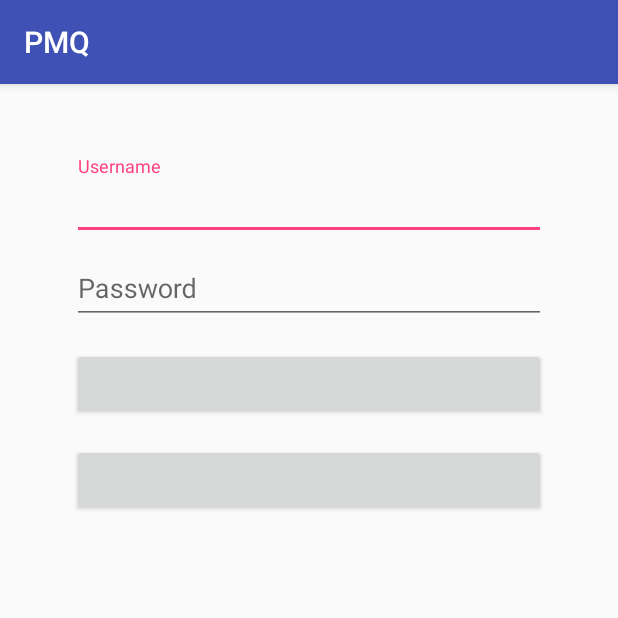
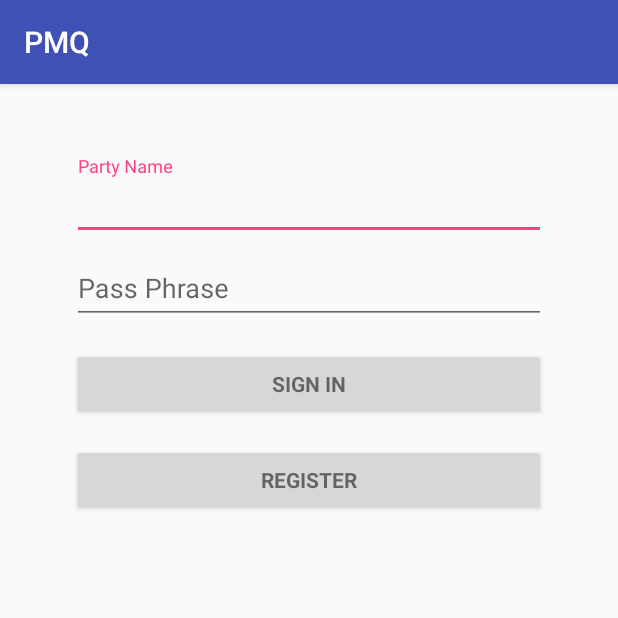
Before and after one commit to kcnklub/PMQ, an Android app: the SignInActivity screen opened directly, with no data from a screen before it, on a phone screen of 412 x 824 dp, the top half of it. Run offline under Robolectric (Android 15) with nearby library versions, the phone set to English and light mode, and no system bars.

```diff
--- a/app/src/main/AndroidManifest.xml
+++ b/app/src/main/AndroidManifest.xml
@@ -3,6 +3,7 @@
     package="com.music.party.pmq">
 
     <application
+        android:name=".MyApplication"
         android:allowBackup="true"
         android:icon="@mipmap/ic_launcher"
         android:label="@string/app_name"
--- a/app/src/main/java/com/music/party/pmq/MainActivity.kt
+++ b/app/src/main/java/com/music/party/pmq/MainActivity.kt
@@ -2,11 +2,16 @@ package com.music.party.pmq
 
 import android.support.v7.app.AppCompatActivity
 import android.os.Bundle
+import com.music.party.pmq.models.PartyQueue
+import java.util.*
 
 class MainActivity : AppCompatActivity() {
 
     override fun onCreate(savedInstanceState: Bundle?) {
         super.onCreate(savedInstanceState)
         setContentView(R.layout.activity_main)
+
+
+
     }
 }
--- a/app/src/main/java/com/music/party/pmq/SignInActivity.kt
+++ b/app/src/main/java/com/music/party/pmq/SignInActivity.kt
@@ -16,8 +16,8 @@ class SignInActivity : AppCompatActivity() {
         super.onCreate(savedInstanceState)
         setContentView(R.layout.activity_sign_in)
 
-        var username:AutoCompleteTextView = findViewById(R.id.username_signin)
-        var password:EditText = findViewById(R.id.password_signin)
+        //var username:AutoCompleteTextView = findViewById(R.id.username_signin)
+        //var password:EditText = findViewById(R.id.password_signin)
         val signInButton:Button = findViewById(R.id.signin_button)
         val registerButton:Button = findViewById(R.id.register_button)
 
--- a/app/src/main/res/layout/activity_sign_in.xml
+++ b/app/src/main/res/layout/activity_sign_in.xml
@@ -4,16 +4,6 @@
     android:layout_width="match_parent"
     android:layout_height="match_parent"
     android:gravity="center_horizontal">
-
-    <ProgressBar
-        android:id="@+id/sign_in_progress"
-        style="?android:attr/progressBarStyleLarge"
-        android:layout_width="wrap_content"
-        android:layout_height="wrap_content"
-        android:layout_centerInParent="true"
-        android:layout_marginBottom="8dp"
-        android:visibility="gone"
-        tools:visibility="visible" />
 
     <ScrollView
         android:id="@+id/sign_in_form"
@@ -39,12 +29,14 @@
                     android:id="@+id/username_signin"
                     android:layout_width="match_parent"
                     android:layout_height="wrap_content"
-                    android:hint="@string/prompt_username"
+                    android:hint="@string/prompt_party_name"
                     android:inputType="textAutoComplete"
                     android:maxLines="1"
                     android:singleLine="true" />
 
             </android.support.design.widget.TextInputLayout>
+
+
 
             <android.support.design.widget.TextInputLayout
                 android:layout_width="match_parent"
@@ -54,14 +46,17 @@
                     android:id="@+id/password_signin"
                     android:layout_width="match_parent"
                     android:layout_height="wrap_content"
-                    android:hint="@string/prompt_password"
+                    android:hint="@string/prompt_pass_phrase"
                     android:imeActionLabel="@string/action_log_in_short"
                     android:imeOptions="actionUnspecified"
                     android:inputType="textPassword"
                     android:maxLines="1"
+                    android:selectAllOnFocus="false"
                     android:singleLine="true" />
 
             </android.support.design.widget.TextInputLayout>
+
+
 
             <Button
                 android:id="@+id/signin_button"
@@ -69,7 +64,8 @@
                 android:layout_width="match_parent"
                 android:layout_height="wrap_content"
                 android:layout_marginTop="16dp"
-                android:textStyle="bold" />
+                android:textStyle="bold"
+                android:text="Sign In"/>
 
             <Button
                 android:id="@+id/register_button"
@@ -77,7 +73,8 @@
                 android:layout_width="match_parent"
                 android:layout_height="wrap_content"
                 android:layout_marginTop="16dp"
-                android:textStyle="bold" />
+                android:textStyle="bold"
+                android:text="Register"/>
 
         </LinearLayout>
     </ScrollView>
--- a/app/src/main/res/values/strings.xml
+++ b/app/src/main/res/values/strings.xml
@@ -1,7 +1,7 @@
 <resources>
     <string name="app_name">PMQ</string>
-    <string name="prompt_username">Username</string>
-    <string name="prompt_password">Password</string>
+    <string name="prompt_party_name">Party Name</string>
+    <string name="prompt_pass_phrase">Pass Phrase</string>
     <string name="action_log_in_short">Log In Short</string>
 
 </resources>
--- a/build.gradle
+++ b/build.gradle
@@ -9,6 +9,7 @@ buildscript {
     dependencies {
         classpath 'com.android.tools.build:gradle:3.0.1'
         classpath "org.jetbrains.kotlin:kotlin-gradle-plugin:$kotlin_version"
+        classpath "io.realm:realm-gradle-plugin:4.3.3"
 
         // NOTE: Do not place your application dependencies here; they belong
         // in the individual module build.gradle files
```
Also changed, not shown: app/build.gradle (+11 -0 lines), app/src/main/java/com/music/party/pmq/MyApplication.kt (added, +17 -0 lines), app/src/main/java/com/music/party/pmq/models/Party.kt (added, +17 -0 lines), app/src/main/java/com/music/party/pmq/models/PartyQueue.kt (added, +22 -0 lines), app/src/main/java/com/music/party/pmq/models/Song.kt (added, +19 -0 lines).
